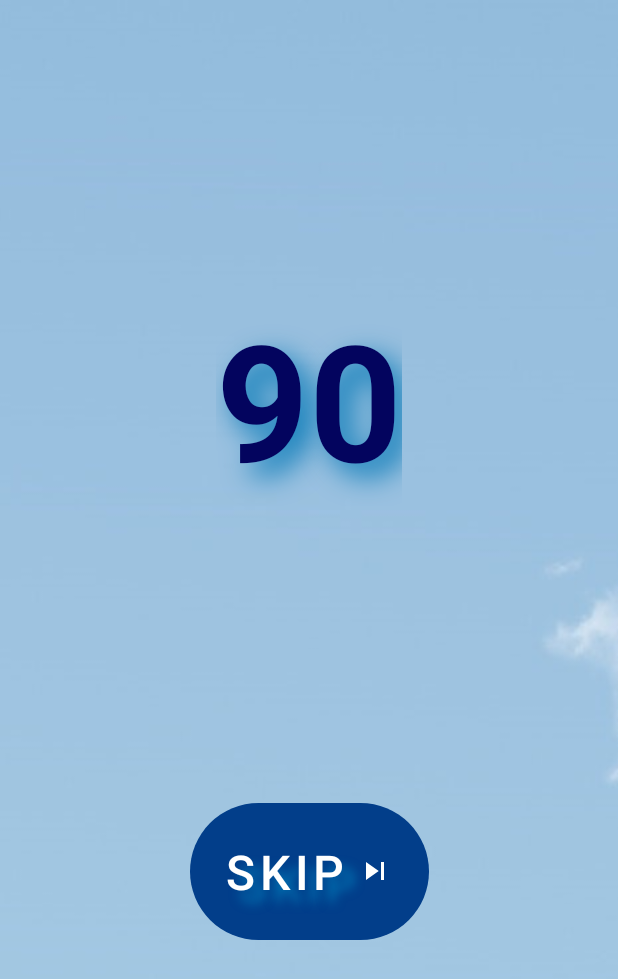
After one commit to Abinash6000/Surya-Namaskar-App, an Android app: the BreakFragment screen opened through its navigation route, on a phone screen of 412 x 824 dp. The commit adds this screen. Shown: the top 979 px of the screen. Run offline under Robolectric (Android 15) with nearby library versions, the phone set to English and light mode, and no system bars.

Commit message:
added some fragments

```diff
--- /dev/null
+++ b/app/src/main/java/com/example/suryanamaskar/BreakFragment.kt
@@ -0,0 +1,16 @@
+package com.example.suryanamaskar
+
+import android.os.Bundle
+import androidx.fragment.app.Fragment
+import android.view.LayoutInflater
+import android.view.View
+import android.view.ViewGroup
+class BreakFragment : Fragment() {
+    override fun onCreateView(
+        inflater: LayoutInflater, container: ViewGroup?,
+        savedInstanceState: Bundle?
+    ): View? {
+        // Inflate the layout for this fragment
+        return inflater.inflate(R.layout.fragment_break, container, false)
+    }
+}
--- /dev/null
+++ b/app/src/main/res/drawable/skip_next.xml
@@ -0,0 +1,5 @@
+<vector android:height="24dp" android:tint="#FFFFFF"
+    android:viewportHeight="24" android:viewportWidth="24"
+    android:width="24dp" xmlns:android="http://schemas.android.com/apk/res/android">
+    <path android:fillColor="@android:color/white" android:pathData="M6,18l8.5,-6L6,6v12zM16,6v12h2V6h-2z"/>
+</vector>
--- /dev/null
+++ b/app/src/main/res/layout/fragment_break.xml
@@ -0,0 +1,46 @@
+<?xml version="1.0" encoding="utf-8"?>
+<androidx.constraintlayout.widget.ConstraintLayout xmlns:android="http://schemas.android.com/apk/res/android"
+    xmlns:app="http://schemas.android.com/apk/res-auto"
+    xmlns:tools="http://schemas.android.com/tools"
+    android:layout_width="match_parent"
+    android:layout_height="match_parent"
+    android:background="@drawable/back2"
+    tools:context=".BreakFragment">
+
+    <!-- TODO: Update blank fragment layout -->
+    <TextView
+        android:id="@+id/textView3"
+        android:layout_width="wrap_content"
+        android:layout_height="wrap_content"
+        android:text="90"
+        android:textSize="108sp"
+        android:textStyle="bold"
+        android:textColor="#03045E"
+        android:shadowDx="12"
+        android:shadowDy="12"
+        android:shadowRadius="24"
+        android:shadowColor="#0077B6"
+        app:layout_constraintBottom_toTopOf="@+id/button"
+        app:layout_constraintEnd_toEndOf="parent"
+        app:layout_constraintStart_toStartOf="parent"
+        app:layout_constraintTop_toTopOf="parent"/>
+
+    <Button
+        android:id="@+id/button"
+        android:layout_width="wrap_content"
+        android:layout_height="wrap_content"
+        android:text="SKIP"
+        android:padding="24dp"
+        android:textSize="32sp"
+        android:letterSpacing="0.1"
+        android:shadowColor="#0077B6"
+        android:shadowDx="12"
+        android:shadowDy="12"
+        android:shadowRadius="8"
+        android:drawableEnd="@drawable/skip_next"
+        app:layout_constraintBottom_toBottomOf="parent"
+        app:layout_constraintEnd_toEndOf="parent"
+        app:layout_constraintStart_toStartOf="parent"
+        app:layout_constraintTop_toBottomOf="@+id/textView3"/>
+
+</androidx.constraintlayout.widget.ConstraintLayout>
--- a/app/src/main/res/layout/fragment_home.xml
+++ b/app/src/main/res/layout/fragment_home.xml
@@ -115,7 +115,7 @@
         android:layout_width="0dp"
         android:layout_height="wrap_content"
         android:layout_margin="4dp"
-        android:layout_marginHorizontal="4dp"
+        android:layout_marginHorizontal="8dp"
         android:text="Start"
         android:textStyle="bold"
         android:textSize="16dp"
@@ -140,7 +140,7 @@
         android:layout_width="0dp"
         android:layout_height="wrap_content"
         android:layout_margin="4dp"
-        android:layout_marginStart="4dp"
+        android:layout_marginStart="8dp"
         android:text="Rounds"
         android:textColor="@color/white"
         android:backgroundTint="#023e8a"
@@ -153,7 +153,7 @@
         android:layout_width="0dp"
         android:layout_height="wrap_content"
         android:layout_margin="4dp"
-        android:layout_marginEnd="4dp"
+        android:layout_marginEnd="8dp"
         android:text="Record"
         android:backgroundTint="#023e8a"
         android:textColor="@color/white"
--- a/app/src/main/res/navigation/nav_graph.xml
+++ b/app/src/main/res/navigation/nav_graph.xml
@@ -26,5 +26,26 @@
         android:id="@+id/startFragment"
         android:name="com.example.suryanamaskar.StartFragment"
         android:label="fragment_start"
-        tools:layout="@layout/fragment_start" />
+        tools:layout="@layout/fragment_start" >
+        <action
+            android:id="@+id/action_startFragment_to_breakFragment"
+            app:destination="@id/breakFragment" />
+        <action
+            android:id="@+id/action_startFragment_to_doneFragment"
+            app:destination="@id/doneFragment" />
+    </fragment>
+    <fragment
+        android:id="@+id/breakFragment"
+        android:name="com.example.suryanamaskar.BreakFragment"
+        android:label="fragment_break"
+        tools:layout="@layout/fragment_break" >
+        <action
+            android:id="@+id/action_breakFragment_to_startFragment"
+            app:destination="@id/startFragment" />
+    </fragment>
+    <fragment
+        android:id="@+id/doneFragment"
+        android:name="com.example.suryanamaskar.DoneFragment"
+        android:label="fragment_done"
+        tools:layout="@layout/fragment_done" />
 </navigation>
```
Also changed, not shown: app/src/main/java/com/example/suryanamaskar/DoneFragment.kt (added, +16 -0 lines), app/src/main/res/layout/fragment_done.xml (added, +33 -0 lines), app/src/main/res/drawable/back2.jpg (added).
